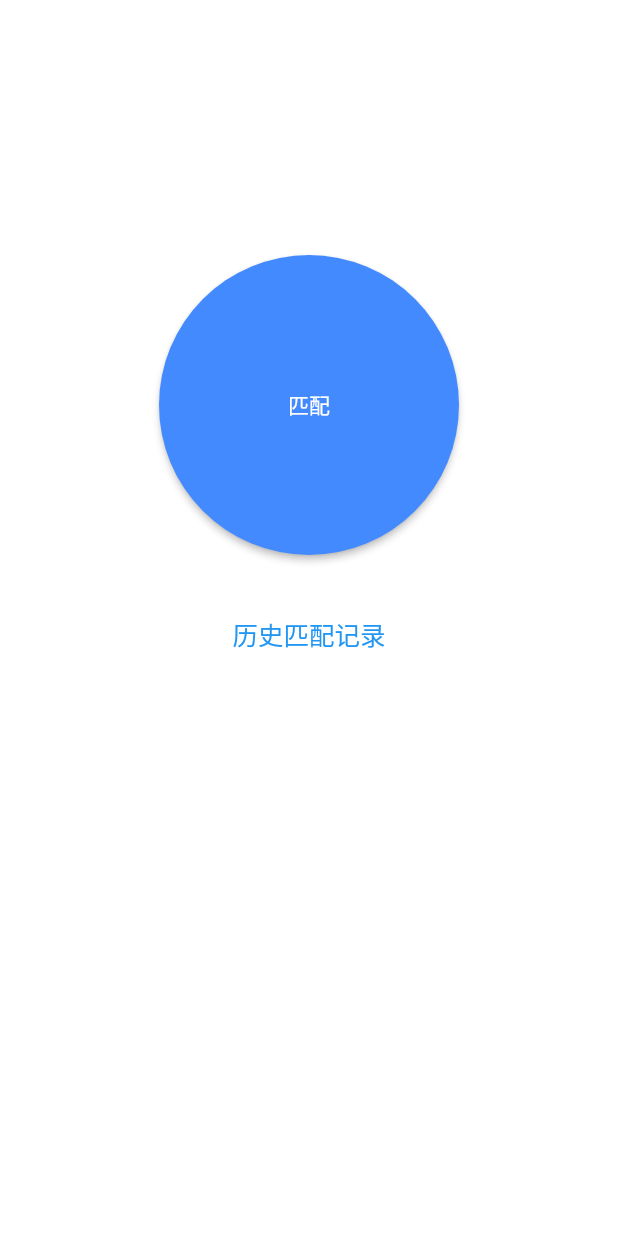
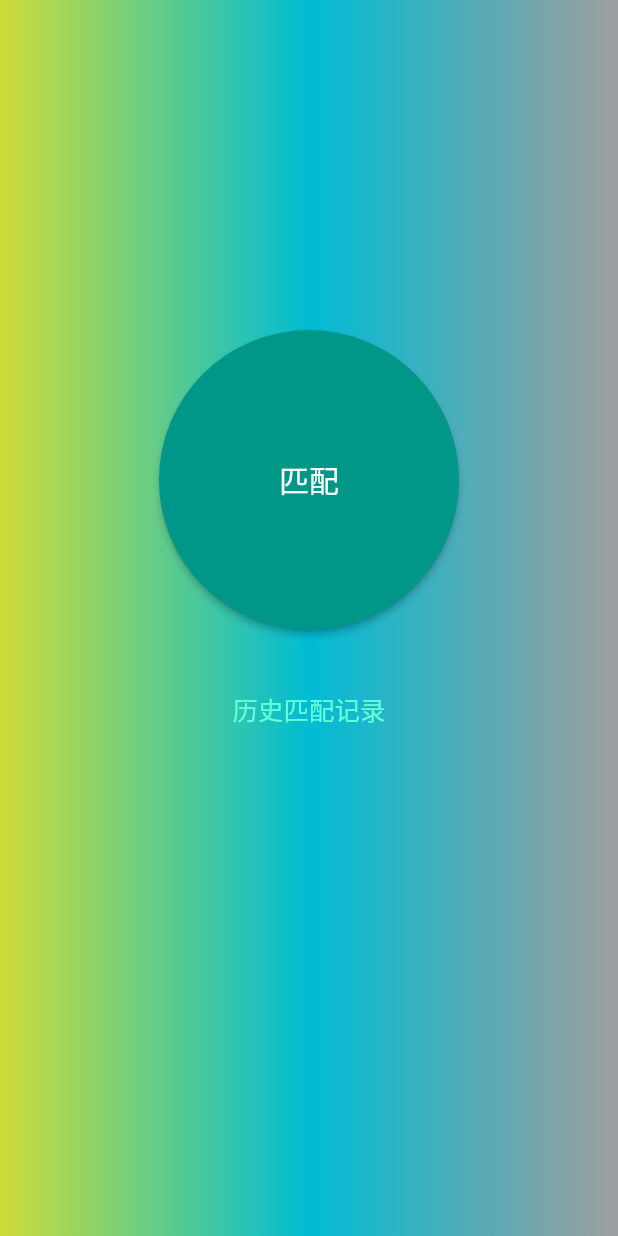
Before and after one commit to rellyCheng/video_flutter, a Flutter app: the screen it shows after launch, on a phone screen of 412 x 824 dp. Run offline on Flutter 3.47's test engine with Material 2 defaults, Android fonts, the phone set to English and light mode, and no system bars; our stand-ins replace dio, flutter_easyrefresh, permission_handler, shared_preferences, socket_io_client; missing offline and left inert: agora_rtc_engine.

Commit message:
退出登录

```diff
--- a/lib/src/pages/homeDrawer.dart
+++ b/lib/src/pages/homeDrawer.dart
@@ -1,4 +1,5 @@
 import 'package:flutter/material.dart';
+import 'package:shared_preferences/shared_preferences.dart';
 class HomeBuilder {
   static Widget homeDrawer() {
     return new ListView(padding: const EdgeInsets.only(), children: <Widget>[
@@ -23,11 +24,19 @@ class HomeBuilder {
         applicationName: "总而言之",
         applicationVersion: "v1.0",
         applicationIcon: new Image.asset(
-          "assets/images/harden.jpg",
+          "assets/images/match.gif",
           width: 64.0,
           height: 64.0,
         ),
         applicationLegalese: "app法律条文法律条文法律条文法律条文法律条文",
+      ),
+      new ListTile(
+        leading: new CircleAvatar(child: Icon(Icons.album)),
+        title: new Text('退出'),
+        onTap: () async{
+          var prefs = await SharedPreferences.getInstance();
+          prefs.remove("userId");
+        },
       ),
     ]);
   }
@@ -42,7 +51,7 @@ class HomeBuilder {
         "707471634@qq.com",
       ),
       currentAccountPicture: new CircleAvatar(
-        backgroundImage: new AssetImage("assets/images/harden.jpg",),
+        backgroundImage: new AssetImage("assets/images/match.gif",),
       ),
       onDetailsPressed: () {
       },
--- a/lib/src/pages/index.dart
+++ b/lib/src/pages/index.dart
@@ -25,11 +25,10 @@ class IndexState extends State<IndexPage> {
   var _userId;
   IO.Socket socket;
 
-
   @override
   void initState() {
     _toCallPage = true;
-    getUserAndConnectSocket();
+    // getUserAndConnectSocket();
 
     super.initState();
   }
@@ -49,7 +48,6 @@ class IndexState extends State<IndexPage> {
     super.deactivate();
   }
 
-
   Widget matchButton() {
     return Padding(
       // height: 200,
@@ -57,7 +55,7 @@ class IndexState extends State<IndexPage> {
       child: RaisedButton(
         padding: EdgeInsets.symmetric(horizontal: 100),
         shape: CircleBorder(),
-        onPressed: ()=> onJoin(),
+        onPressed: () => onJoin(),
         child: Text(
           _buttonText,
           style: TextStyle(
@@ -69,67 +67,31 @@ class IndexState extends State<IndexPage> {
     );
   }
 
-  // Widget _buildBody(){
-  //   return Container(
-  //     alignment: Alignment.center,
-  //     decoration: BoxDecoration(
-  //     image: DecorationImage(
-  //       image: NetworkImage('https://img.zcool.cn/community/0372d195ac1cd55a8012062e3b16810.jpg'),
-  //         fit: BoxFit.cover,
-  //       )
-  //     ),
-  //     child: Column(
-  //        children: <Widget>[
-  //          matchButton(),
-  //        ]
-  //     )
-  //   );
-  // }
-
-  // @override
-  // Widget build(BuildContext context) {
-  //   return new Material(
-  //     child: new Scaffold(
-  //       backgroundColor: Colors.white,
-
-  //       body: _buildBody(),
-  //     ),
-  //   );
-  // }
   @override
   Widget build(BuildContext context) {
     return Scaffold(
-        backgroundColor: Colors.white,
+      backgroundColor: Colors.cyan,
       drawer: new Drawer(
         child: HomeBuilder.homeDrawer(),
       ),
       body: Container(
-              decoration:_buttonText == "匹配中..."? BoxDecoration(
+          decoration: _buttonText == "匹配中..."
+              ? BoxDecoration(
                   image: DecorationImage(
                   image: AssetImage('assets/images/match.gif'),
-                  // fit: BoxFit.cover,
-                )
-              ):null,
-              // padding: EdgeInsets.symmetric(horizontal: 100),
-              // height: 350,
-              // alignment: Alignment.centerLeft,
-                // margin: EdgeInsets.all(50.0),//设置子控件margin
+                  fit: BoxFit.cover,
 
+                ))
+              : BoxDecoration(
+                  gradient: const LinearGradient(
+                      colors: [Colors.lime, Colors.cyan, Colors.grey]),
+                // border: Border.all(width: 5.0,color: Colors.green)
+
+              ),
           child: Column(
             children: <Widget>[
               SizedBox(
-                      height: 20,
-                  ),
-                  // Padding(
-                  //   padding: EdgeInsets.symmetric(vertical: 20),
-                  //   child: Container(
-                  //     // color: Colors.red,
-                  //     alignment: Alignment.centerRight,
-                  //     child: Icon(Icons.cancel, size: 50.0,)
-                  //   )
-                  // ),
-                  SizedBox(
-                      height: 130,
+                height: 200,
               ),
               Padding(
                   padding: EdgeInsets.symmetric(vertical: 20),
@@ -139,11 +101,11 @@ class IndexState extends State<IndexPage> {
                         child: Container(
                           height: 200.0,
                           child: new Offstage(
-                                  offstage:_buttonText == "匹配中..."?true:false,
+                            offstage: _buttonText == "匹配中..." ? true : false,
                             child: RaisedButton(
                               onPressed: () => onJoin(),
-                                    child: Text(_buttonText),
-                                    color: Colors.blueAccent,
+                              child: Text(_buttonText,style: TextStyle(fontSize:20),),
+                              color: Colors.teal,
                               textColor: Colors.white,
                               shape: CircleBorder(),
                             ),
@@ -159,24 +121,25 @@ class IndexState extends State<IndexPage> {
                       Expanded(
                         child: Container(
                           width: 200.0,
-                                child:  Align(
+                          child: Align(
                             alignment: Alignment.center,
                             child: new Offstage(
-                                offstage:_buttonText == "匹配中..."?true:false,
+                              offstage: _buttonText == "匹配中..." ? true : false,
                               child: RichText(
                                 text: TextSpan(
                                     text: '历史匹配记录',
-                                     style: TextStyle(fontSize: 17.0, color: Colors.blue),
+                                    style: TextStyle(
+                                        fontSize: 17.0, color: Colors.tealAccent),
                                     recognizer: TapGestureRecognizer()
                                       ..onTap = () async {
                                         //导航到历史匹配记录页面
-                                          if(_checkLogin()){
-                                            await Navigator.push( context,
-                                            MaterialPageRoute(builder: (context) {
+                                        if (_checkLogin()) {
+                                          await Navigator.push(context,
+                                              MaterialPageRoute(
+                                                  builder: (context) {
                                             return HistoryMatch();
                                           }));
                                         }
-
                                       }),
                               ),
                             ),
@@ -185,26 +148,47 @@ class IndexState extends State<IndexPage> {
                       )
                     ],
                   )),
+                  Padding(
+                  padding: EdgeInsets.symmetric(vertical: 20),
+                  child: Row(
+                    children: <Widget>[
+                      Expanded(
+                        child: Container(
+                          child: new Offstage(
+                            offstage: _buttonText == "匹配中..." ? false : true,
+                            child: RaisedButton(
+                              onPressed: () => this.setState((){
+                                _buttonText = "匹配";
+                              }),
+                              child: Icon(Icons.clear,color: Colors.white,),
+                              color: Colors.cyan,
+                              // textColor: Colors.tealAccent,
+                              shape: CircleBorder(),
+                            ),
+                          ),
+                        ),
+                      )
                     ],
                   )),
-
+            ],
+          )),
     );
-
   }
 
-  getUserAndConnectSocket() async{
+  getUserAndConnectSocket() async {
     // 获取实例
     var prefs = await SharedPreferences.getInstance();
     // 获取存储数据
     _userId = prefs.getInt('userId');
     //连接socket服务
-    if(_userId!=null){
+    if (_userId != null) {
       connectSocket(_userId);
     }
   }
-  bool _checkLogin()  {
-    if(_userId == null){
-      // Navigator.push(context,MaterialPageRoute(builder: (context) => LoginPage()));
+
+  bool _checkLogin() {
+    getUserAndConnectSocket();
+    if (_userId == null) {
       showDialog(
           context: context,
           builder: (context) => AlertDialog(
@@ -221,7 +205,8 @@ class IndexState extends State<IndexPage> {
                     child: Text("确定"),
                     onPressed: () {
                       Navigator.of(context).pop();
-                  Navigator.push(context,MaterialPageRoute(builder: (context) => LoginPage()));
+                      Navigator.push(context,
+                          MaterialPageRoute(builder: (context) => LoginPage()));
                     },
                   ),
                 ],
@@ -233,26 +218,28 @@ class IndexState extends State<IndexPage> {
 
   onJoin() async {
     //校验用户是否登录
-    if(_checkLogin()){
+    if (_checkLogin()) {
       setState(() {
         _buttonText == "匹配" ? _buttonText = "匹配中..." : _buttonText = "匹配";
       });
-      if(_buttonText == "匹配中..."){
+      if (_buttonText == "匹配中...") {
         await HttpUtils.request(
-          '/api/match/user?userId='+'$_userId',
+          '/api/match/user?userId=' + '$_userId',
           method: HttpUtils.GET,
         );
       }
     }
   }
-  connectSocket(_userId) async{
+
+  connectSocket(_userId) async {
     socket = MessageUtils().connect(_userId);
     socket.on('news', (data) => _onSocketInfo(data));
   }
-  _onSocketInfo(dynamic data) async{
+
+  _onSocketInfo(dynamic data) async {
     var roomId = data[0];
     print(roomId);
-    if(_toCallPage&&_buttonText == "匹配中..."){
+    if (_toCallPage && _buttonText == "匹配中...") {
       //获取相机权限和录音权限
       await _handleCameraAndMic();
       // 跳转到视频通话页面
@@ -270,5 +257,4 @@ class IndexState extends State<IndexPage> {
     await PermissionHandler().requestPermissions(
         [PermissionGroup.camera, PermissionGroup.microphone]);
   }
-
 }
```
Lines whose indentation alone changed are shown as unchanged.
